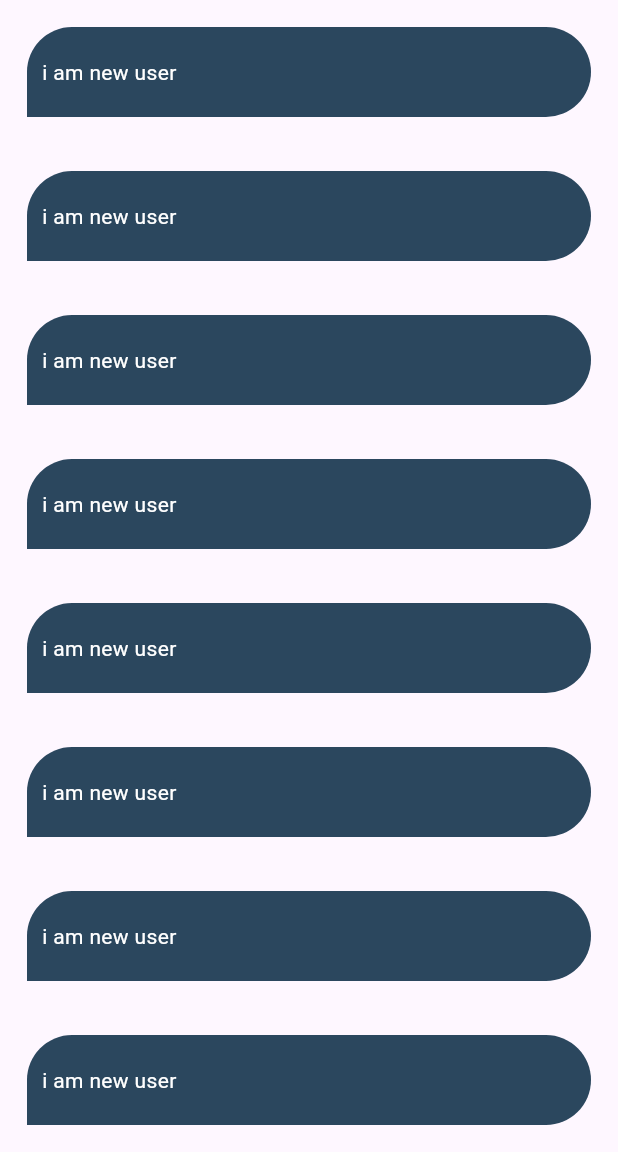
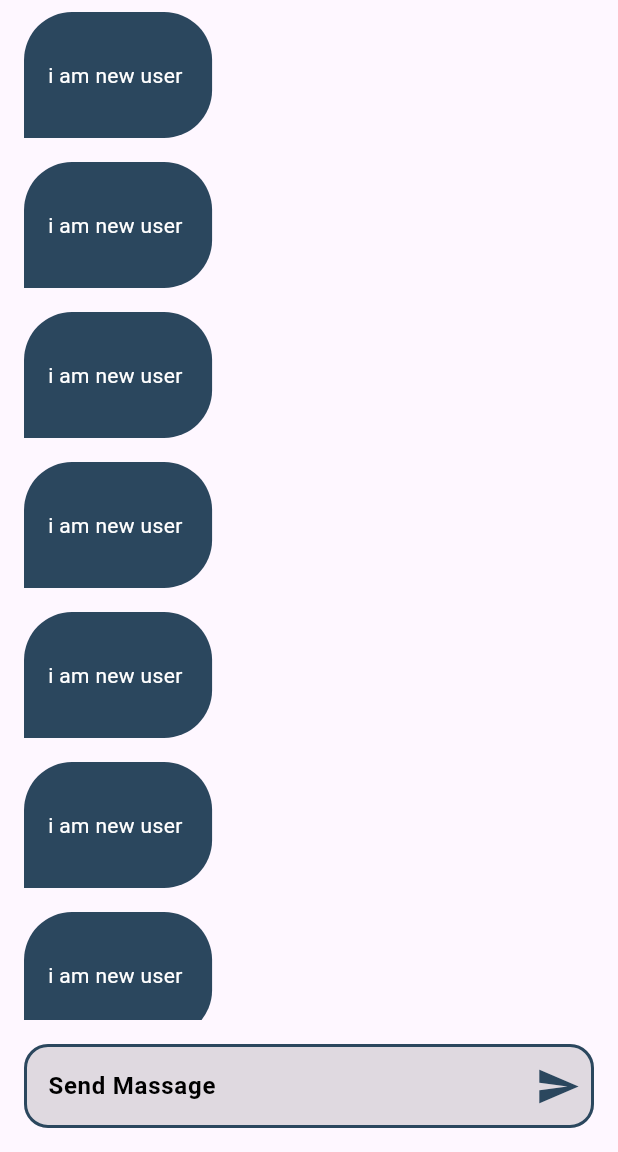
Before and after one commit to Abdo-Elsabagh/chat--app, a Flutter app: the ChatScreen screen opened by its route, on a phone screen of 412 x 824 dp, the part 84-1236 px from its top. Run offline on Flutter 3.47's test engine with Material 3 defaults, Android fonts, the phone set to English and light mode, and no system bars; our stand-ins replace firebase_auth, firebase_core, modal_progress_hud_nsn; accounts and stored records are empty.

Commit message:
`feat: updated home screen layout and chat bubble widget`
This commit message describes the changes made to the code, which include updating the home screen layout and the chat bubble widget.

```diff
--- a/lib/screen/home_screen.dart
+++ b/lib/screen/home_screen.dart
@@ -29,7 +29,10 @@ class ChatScreen extends StatelessWidget {
         ),
         backgroundColor: kPrimaryColors,
       ),
-      body: ListView.builder(
+      body: Column(
+        children: [
+          Expanded(
+            child: ListView.builder(
               shrinkWrap: false,
               itemBuilder: (context, index) {
                 return ChatBuble(
@@ -38,6 +41,30 @@ class ChatScreen extends StatelessWidget {
                 );
               },
             ),
+          ),
+          Padding(
+            padding: const EdgeInsets.all(16),
+            child: TextField(
+              style: const TextStyle(fontSize: 16, fontWeight: FontWeight.bold),
+              decoration: InputDecoration(
+                  filled: true,
+                  fillColor: Colors.black12,
+                  suffixIcon:
+                      const Icon(Icons.send, color: kPrimaryColors, size: 30),
+                  hintText: 'Send Massage',
+                  hintStyle: const TextStyle(color: Colors.black),
+                  enabledBorder: OutlineInputBorder(
+                      borderRadius: BorderRadius.circular(16),
+                      borderSide:
+                          const BorderSide(color: kPrimaryColors, width: 2)),
+                  focusedBorder: OutlineInputBorder(
+                      borderRadius: BorderRadius.circular(16),
+                      borderSide:
+                          const BorderSide(color: Colors.teal, width: 2))),
+            ),
+          )
+        ],
+      ),
     );
   }
 }
--- a/lib/widgets/custom_chat_buble.dart
+++ b/lib/widgets/custom_chat_buble.dart
@@ -7,13 +7,12 @@ class ChatBuble extends StatelessWidget {
   Color? backgrange;
   @override
   Widget build(BuildContext context) {
-    return Padding(
-      padding: const EdgeInsets.all(18.0),
+    return Align(
+      alignment: Alignment.centerLeft,
       child: Container(
-        alignment: Alignment.centerLeft,
-        padding: const EdgeInsets.only(left: 10),
-        height: 60,
-        width: 120,
+        margin: const EdgeInsets.symmetric(horizontal: 16, vertical: 8),
+        padding:
+            const EdgeInsets.only(left: 16, right: 16, bottom: 32, top: 32 ),
         decoration: BoxDecoration(
             borderRadius: const BorderRadius.only(
                 topLeft: Radius.circular(32),
```
Lines whose indentation alone changed are shown as unchanged.
